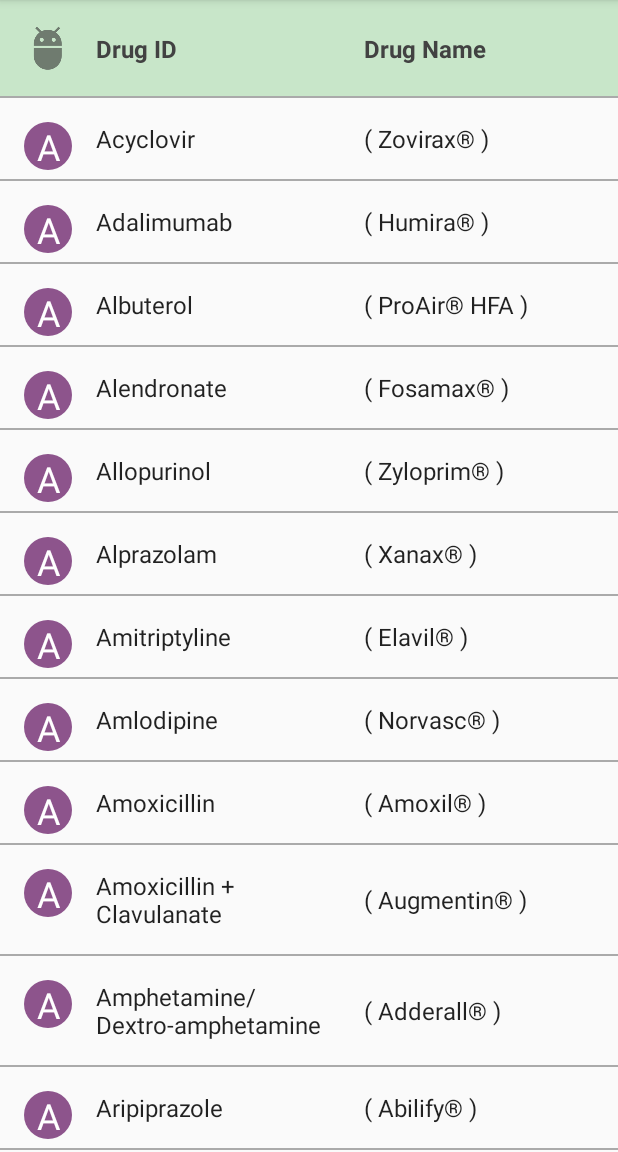
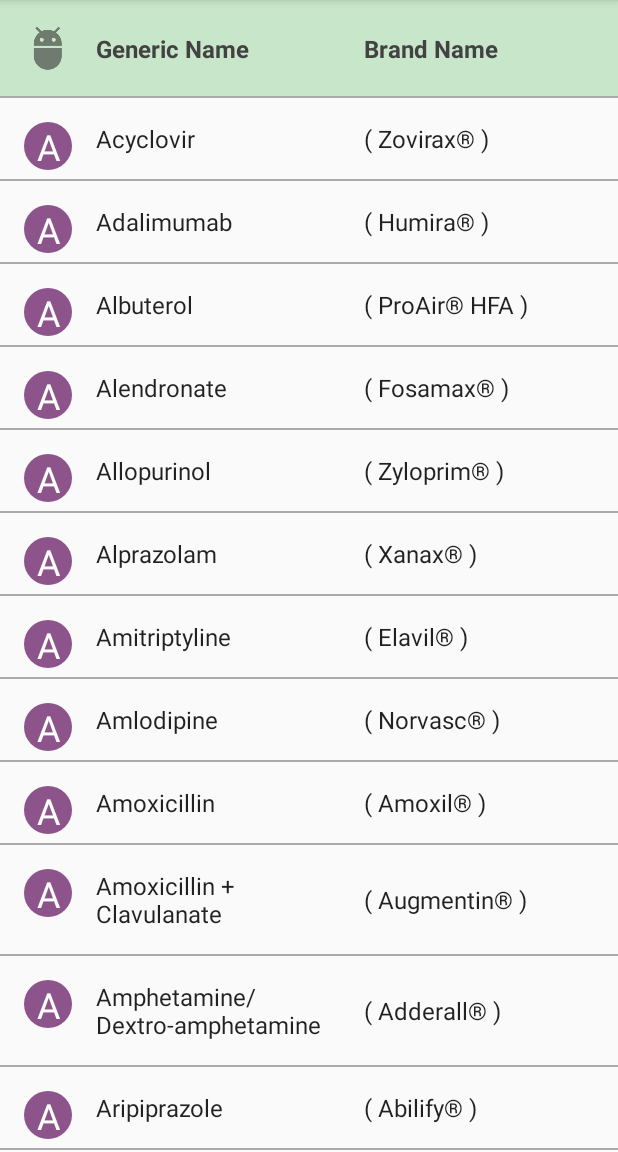
Before and after one commit to rafiksoufiane/PharmTech, an Android app: the fragment MedicineListFragment shown on its own in the app's theme, on a phone screen of 412 x 824 dp, the part 84-1236 px from its top. Run offline under Robolectric (Android 15) with nearby library versions, the phone set to English and light mode, and no system bars; 1 statement that could not run was skipped.

Commit message:
- Included the "Drug of the day" option in the menu. - Dialog window that display the "Drug of day" when the app starts. Author: Soufiane R - Display Generic Name and Brand name instead of ID on RecyclerView - Updated the Database

```diff
--- a/app/src/main/res/values/strings.xml
+++ b/app/src/main/res/values/strings.xml
@@ -25,6 +25,6 @@
     <string name="special">Special</string>
     <string name="study_topic">Study Topic</string>
     <string name="hello_blank_fragment">Hello blank fragment</string>
-    <string name="drug_id">Drug ID</string>
-    <string name="drug_name">Drug Name</string>
+    <string name="drug_id">Generic Name</string>
+    <string name="drug_name">Brand Name</string>
 </resources>
```
Also changed, not shown: app/src/main/java/com/bhcc/app/pharmtech/view/MainActivity.java (+22 -1 lines).
